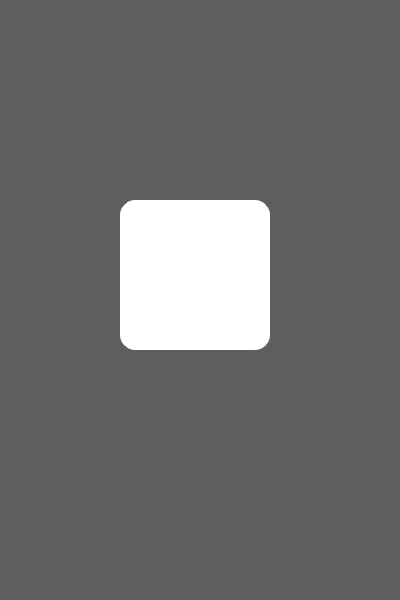
The window that pages/BusyPage.ui (wps139hf/app) describes before a commit, drawn with Qt 5.
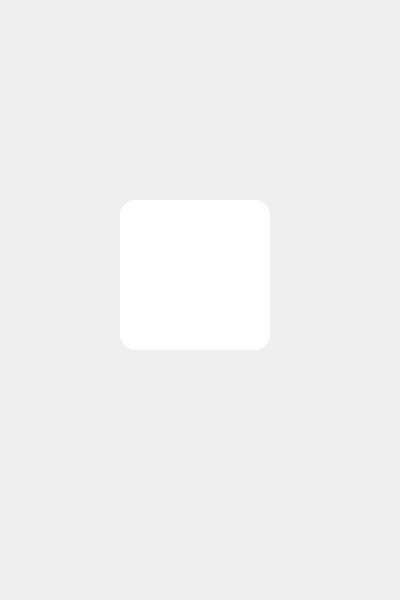
The same window after the commit.

What changed in the file:
```diff
--- a/pages/BusyPage.ui
+++ b/pages/BusyPage.ui
@@ -23,7 +23,7 @@
    <bool>false</bool>
   </property>
   <property name="styleSheet">
-   <string notr="true">background-color: rgb(0, 0, 0, 100);</string>
+   <string notr="true"/>
   </property>
   <widget class="QWidget" name="tray" native="true">
    <property name="geometry">
```
